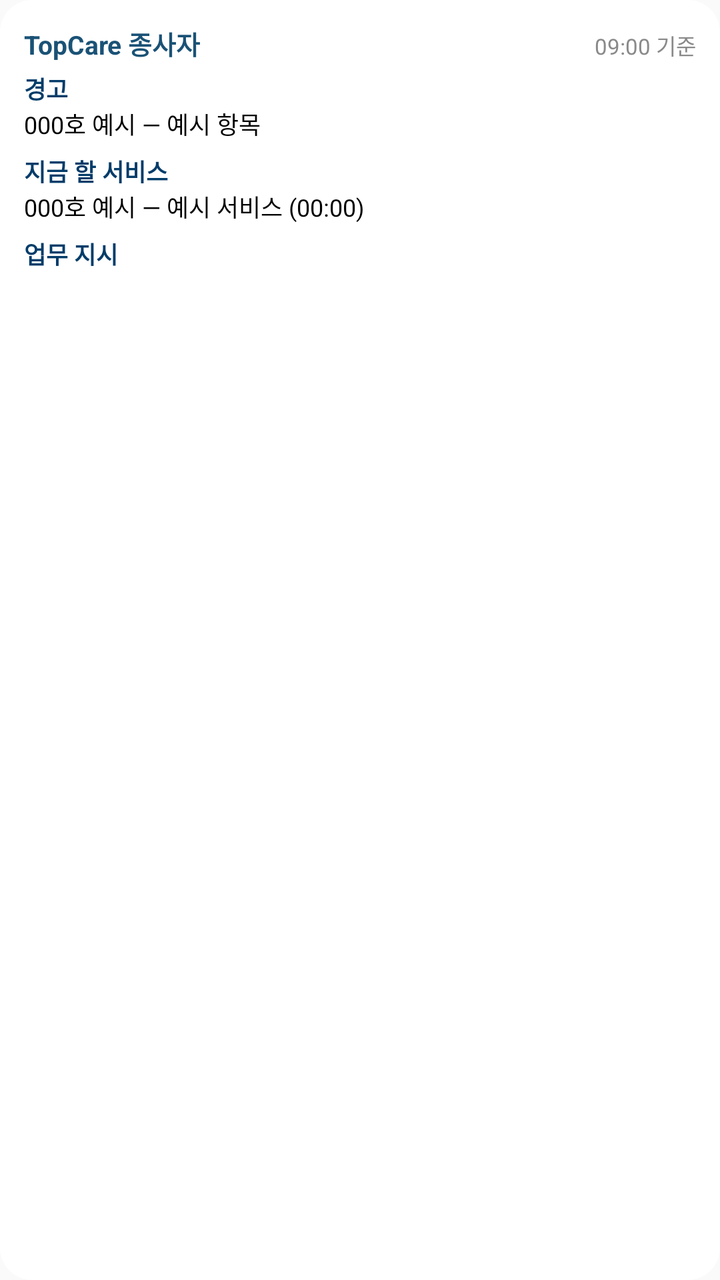
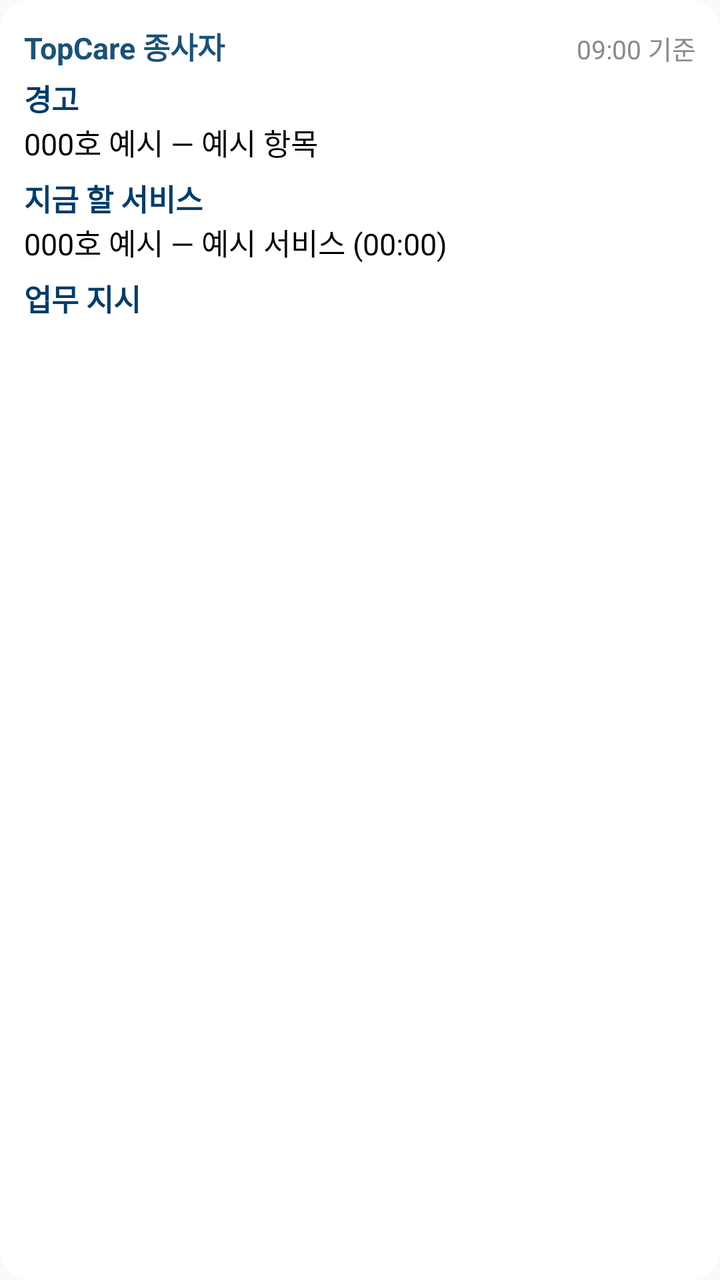

Screens rendered from an Android XML layout before and after an edit, with the pre-edit source and the edit as a unified diff.
<!-- AndroidManifest.xml: application theme AppTheme -->
<!-- res/layout/widget_topcare_preview.xml -->
<?xml version="1.0" encoding="utf-8"?>
<LinearLayout xmlns:android="http://schemas.android.com/apk/res/android"
    android:layout_width="match_parent"
    android:layout_height="match_parent"
    android:orientation="vertical"
    android:background="@drawable/widget_bg_normal"
    android:padding="12dp">

    <LinearLayout
        android:layout_width="match_parent"
        android:layout_height="wrap_content"
        android:orientation="horizontal">

        <TextView
            android:layout_width="0dp"
            android:layout_height="wrap_content"
            android:layout_weight="1"
            android:text="@string/app_name"
            android:textColor="@color/colorPrimaryDark"
            android:textStyle="bold"
            android:textSize="13sp" />

        <TextView
            android:layout_width="wrap_content"
            android:layout_height="wrap_content"
            android:text="09:00 기준"
            android:textColor="#8A8A8A"
            android:textSize="11sp" />
    </LinearLayout>

    <TextView
        android:layout_width="match_parent"
        android:layout_height="wrap_content"
        android:layout_marginTop="4dp"
        android:text="@string/widget_section_alerts"
        android:textColor="@color/colorPrimary"
        android:textStyle="bold"
        android:textSize="12sp" />

    <TextView
        android:layout_width="match_parent"
        android:layout_height="wrap_content"
        android:text="000호 예시 — 예시 항목"
        android:textSize="12sp" />

    <TextView
        android:layout_width="match_parent"
        android:layout_height="wrap_content"
        android:layout_marginTop="6dp"
        android:text="@string/widget_section_services"
        android:textColor="@color/colorPrimary"
        android:textStyle="bold"
        android:textSize="12sp" />

    <TextView
        android:layout_width="match_parent"
        android:layout_height="wrap_content"
        android:text="000호 예시 — 예시 서비스 (00:00)"
        android:textSize="12sp" />

    <TextView
        android:layout_width="match_parent"
        android:layout_height="wrap_content"
        android:layout_marginTop="6dp"
        android:text="@string/widget_section_directives"
        android:textColor="@color/colorPrimary"
        android:textStyle="bold"
        android:textSize="12sp" />

</LinearLayout>
<!-- resources referenced by this layout -->
<resources>
  <color name="colorPrimary">#023c69</color>
  <color name="colorPrimaryDark">#1A5276</color>
  <!-- drawable widget_bg_normal (drawable) -->
  <?xml version="1.0" encoding="utf-8"?>
  <shape xmlns:android="http://schemas.android.com/apk/res/android"
      android:shape="rectangle">
      <solid android:color="#FFFFFF" />
      <corners android:radius="16dp" />
  </shape>
  <string name="app_name">TopCare 종사자</string>
  <string name="widget_section_alerts">경고</string>
  <string name="widget_section_directives">업무 지시</string>
  <string name="widget_section_services">지금 할 서비스</string>
  <style name="AppTheme" parent="Theme.AppCompat.Light.NoActionBar">
      <item name="android:textColor">@android:color/black</item>
      <item name="android:editTextStyle">@style/ResetEditText</item>
      <item name="android:editTextBackground">@drawable/rn_edit_text_material</item>
      <item name="colorPrimary">@color/colorPrimary</item>
      <item name="colorPrimaryDark">@color/colorPrimaryDark</item>
    </style>
  <style name="ResetEditText" parent="@android:style/Widget.EditText">
      <item name="android:padding">0dp</item>
      <item name="android:textColorHint">#c8c8c8</item>
      <item name="android:textColor">@android:color/black</item>
    </style>
  <!-- drawable rn_edit_text_material (drawable) -->
  <?xml version="1.0" encoding="utf-8"?>
  <inset xmlns:android="http://schemas.android.com/apk/res/android"
         android:insetLeft="@dimen/abc_edit_text_inset_horizontal_material"
         android:insetRight="@dimen/abc_edit_text_inset_horizontal_material"
         android:insetTop="@dimen/abc_edit_text_inset_top_material"
         android:insetBottom="@dimen/abc_edit_text_inset_bottom_material">
  
      <selector>
          
          <item android:state_enabled="false" android:drawable="@drawable/abc_textfield_default_mtrl_alpha"/>
          <item android:drawable="@drawable/abc_textfield_activated_mtrl_alpha"/>
      </selector>
  
  </inset>
</resources>

<!-- the commit's change to res/layout/widget_topcare_preview.xml (unified diff, before → after) -->
@@ -18,14 +18,14 @@
             android:text="@string/app_name"
             android:textColor="@color/colorPrimaryDark"
             android:textStyle="bold"
-            android:textSize="13sp" />
+            android:textSize="15sp" />
 
         <TextView
             android:layout_width="wrap_content"
             android:layout_height="wrap_content"
             android:text="09:00 기준"
             android:textColor="#8A8A8A"
-            android:textSize="11sp" />
+            android:textSize="13sp" />
     </LinearLayout>
 
     <TextView
@@ -35,13 +35,13 @@
         android:text="@string/widget_section_alerts"
         android:textColor="@color/colorPrimary"
         android:textStyle="bold"
-        android:textSize="12sp" />
+        android:textSize="15sp" />
 
     <TextView
         android:layout_width="match_parent"
         android:layout_height="wrap_content"
         android:text="000호 예시 — 예시 항목"
-        android:textSize="12sp" />
+        android:textSize="15sp" />
 
     <TextView
         android:layout_width="match_parent"
@@ -50,13 +50,13 @@
         android:text="@string/widget_section_services"
         android:textColor="@color/colorPrimary"
         android:textStyle="bold"
-        android:textSize="12sp" />
+        android:textSize="15sp" />
 
     <TextView
         android:layout_width="match_parent"
         android:layout_height="wrap_content"
         android:text="000호 예시 — 예시 서비스 (00:00)"
-        android:textSize="12sp" />
+        android:textSize="15sp" />
 
     <TextView
         android:layout_width="match_parent"
@@ -65,6 +65,6 @@
         android:text="@string/widget_section_directives"
         android:textColor="@color/colorPrimary"
         android:textStyle="bold"
-        android:textSize="12sp" />
+        android:textSize="15sp" />
 
 </LinearLayout>
